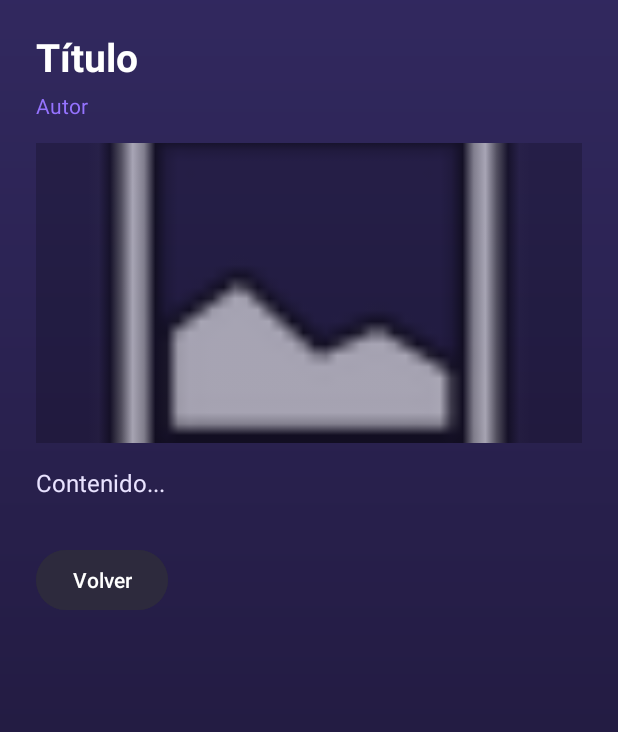
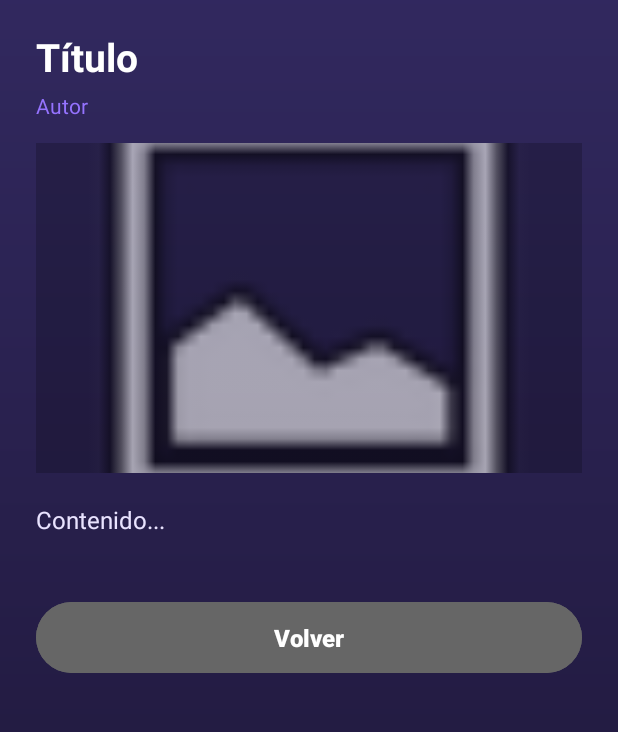
Before and after one commit to JackP390/SFBS-Mobile, an Android app: the layout activity_view_news.xml on its own in the app's theme, with its tools: preview values and no code run, on a phone screen of 412 x 824 dp, the part 141-873 px from its top. Run offline under Robolectric (Android 15) with nearby library versions, the phone set to English and light mode, and no system bars.

Commit message:
Se agrega un cambio estetico a un botón

```diff
--- a/app/src/main/res/layout/activity_view_news.xml
+++ b/app/src/main/res/layout/activity_view_news.xml
@@ -14,7 +14,8 @@
             android:layout_width="match_parent"
             android:layout_height="wrap_content"
             android:orientation="vertical"
-            android:layout_marginTop="30dp">
+            android:layout_marginTop="30dp"
+            android:paddingBottom="40dp">
 
             <LinearLayout
                 android:layout_width="match_parent"
@@ -58,10 +59,10 @@
             <ImageView
                 android:id="@+id/ivDetailImage"
                 android:layout_width="match_parent"
-                android:layout_height="200dp"
+                android:layout_height="220dp"
                 android:scaleType="centerCrop"
                 android:background="#33000000"
-                android:layout_marginBottom="15dp"
+                android:layout_marginBottom="20dp"
                 android:src="@android:drawable/ic_menu_gallery"/>
 
             <TextView
@@ -75,11 +76,14 @@
 
             <Button
                 android:id="@+id/btnBack"
-                android:layout_width="wrap_content"
-                android:layout_height="wrap_content"
+                android:layout_width="match_parent"
+                android:layout_height="55dp"
                 android:text="Volver"
-                android:layout_marginTop="30dp"
-                android:backgroundTint="#2D2A3D"/>
+                android:textColor="#FFFFFF"
+                android:textStyle="bold"
+                android:textSize="16sp"
+                android:layout_marginTop="40dp"
+                android:backgroundTint="#666666"/>
         </LinearLayout>
     </ScrollView>
 </androidx.constraintlayout.widget.ConstraintLayout>
```
